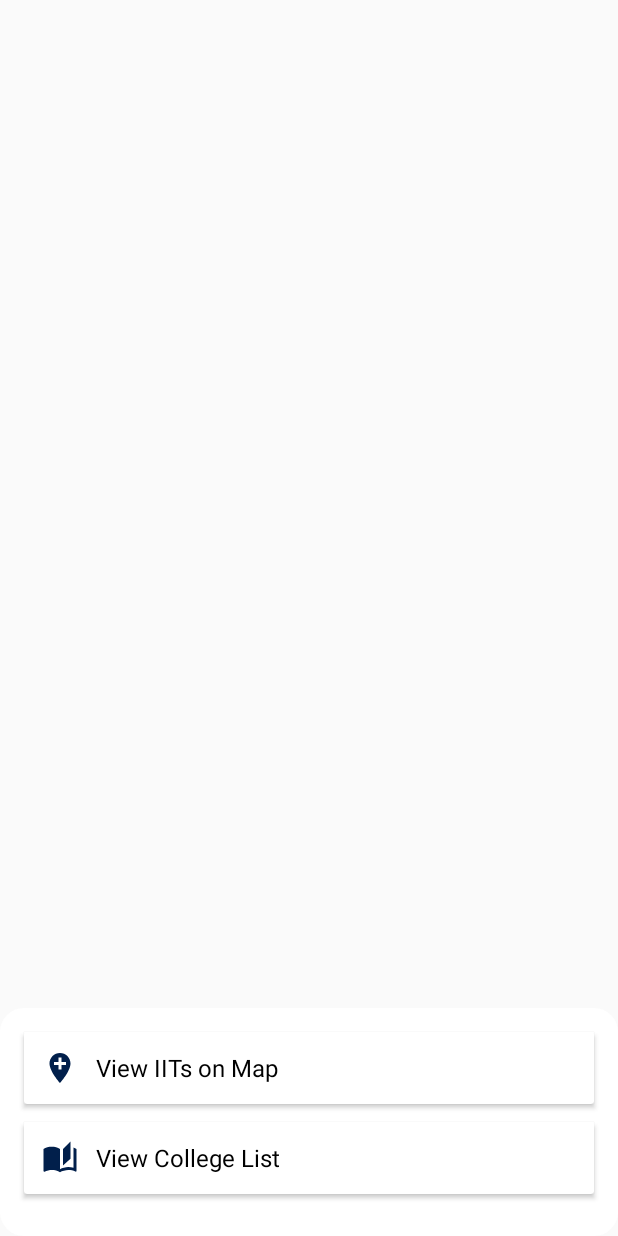
After one commit to Yashrajmotwani/ise_android_project, an Android app built with Jetpack Compose: the layout bottom_sheet_layout.xml on its own in the app's theme, with its tools: preview values and no code run, on a phone screen of 412 x 824 dp. The commit adds this screen. Run offline under Robolectric (Android 15) with nearby library versions, the phone set to English and light mode, and no system bars.

Commit message:
added floating button and maps (tejas) integration

```diff
--- a/app/build.gradle.kts
+++ b/app/build.gradle.kts
@@ -53,6 +53,7 @@
     implementation(libs.material)
     implementation(libs.androidx.activity)
     implementation(libs.androidx.constraintlayout)
+    implementation(libs.play.services.maps)
     testImplementation(libs.junit)
     androidTestImplementation(libs.androidx.junit)
     androidTestImplementation(libs.androidx.espresso.core)
--- /dev/null
+++ b/app/src/main/res/drawable/baseline_add_location_24.xml
@@ -0,0 +1,5 @@
+<vector xmlns:android="http://schemas.android.com/apk/res/android" android:height="24dp" android:tint="#011F4B" android:viewportHeight="24" android:viewportWidth="24" android:width="24dp">
+
+    <path android:fillColor="@android:color/white" android:pathData="M12,2C8.14,2 5,5.14 5,9c0,5.25 7,13 7,13s7,-7.75 7,-13c0,-3.86 -3.14,-7 -7,-7zM16,10h-3v3h-2v-3L8,10L8,8h3L11,5h2v3h3v2z"/>
+
+</vector>
--- /dev/null
+++ b/app/src/main/res/drawable/baseline_college_24.xml
@@ -0,0 +1,5 @@
+<vector xmlns:android="http://schemas.android.com/apk/res/android" android:height="24dp" android:tint="#011F4B" android:viewportHeight="24" android:viewportWidth="24" android:width="24dp">
+
+    <path android:fillColor="@android:color/white" android:pathData="M19,1l-5,5v11l5,-4.5L19,1zM1,6v14.65c0,0.25 0.25,0.5 0.5,0.5 0.1,0 0.15,-0.05 0.25,-0.05C3.1,20.45 5.05,20 6.5,20c1.95,0 4.05,0.4 5.5,1.5L12,6c-1.45,-1.1 -3.55,-1.5 -5.5,-1.5S2.45,4.9 1,6zM23,19.5L23,6c-0.6,-0.45 -1.25,-0.75 -2,-1v13.5c-1.1,-0.35 -2.3,-0.5 -3.5,-0.5 -1.7,0 -4.15,0.65 -5.5,1.5v2c1.35,-0.85 3.8,-1.5 5.5,-1.5 1.65,0 3.35,0.3 4.75,1.05 0.1,0.05 0.15,0.05 0.25,0.05 0.25,0 0.5,-0.25 0.5,-0.5v-1.1z"/>
+
+</vector>
--- /dev/null
+++ b/app/src/main/res/drawable/bottom_sheet_background.xml
@@ -0,0 +1,15 @@
+<?xml version="1.0" encoding="utf-8"?>
+<shape xmlns:android="http://schemas.android.com/apk/res/android">
+    <!-- Set the background color of the BottomSheet -->
+    <solid android:color="#ffffff" />  <!-- White background color for the BottomSheet -->
+
+    <!-- Set the rounded corners of the BottomSheet -->
+    <corners android:radius="16dp" />  <!-- Rounded corners with a radius of 16dp -->
+
+    <!-- Padding inside the BottomSheet -->
+    <padding
+        android:left="16dp"
+        android:top="16dp"
+        android:right="16dp"
+        android:bottom="16dp" />
+</shape>
--- /dev/null
+++ b/app/src/main/res/drawable/floating_b_icon.xml
@@ -0,0 +1,5 @@
+<vector xmlns:android="http://schemas.android.com/apk/res/android" android:height="24dp" android:tint="#FFFFFF" android:viewportHeight="24" android:viewportWidth="24" android:width="24dp">
+
+    <path android:fillColor="@android:color/white" android:pathData="M12,5h-2v6h-6v2h6v6h2v-6h6v-2h-6V5z"/>
+
+</vector>
--- /dev/null
+++ b/app/src/main/res/layout/bottom_sheet_layout.xml
@@ -0,0 +1,77 @@
+<?xml version="1.0" encoding="utf-8"?>
+<LinearLayout xmlns:android="http://schemas.android.com/apk/res/android"
+    android:layout_width="match_parent"
+    android:layout_height="wrap_content"
+    android:orientation="vertical"
+    android:padding="16dp"
+    android:background="@drawable/bottom_sheet_background"
+    android:layout_gravity="bottom"
+    android:clipToPadding="false">
+
+    <androidx.cardview.widget.CardView
+        android:layout_width="match_parent"
+        android:layout_height="wrap_content"
+        android:layout_marginBottom="12dp"
+        android:elevation="4dp"
+        android:radius="8dp"
+        android:clickable="true"
+        android:focusable="true"
+        android:background="?android:attr/selectableItemBackground">
+
+    <LinearLayout
+        android:orientation="horizontal"
+        android:gravity="start|center_vertical"
+        android:padding="12dp"
+        android:layout_width="match_parent"
+        android:layout_height="wrap_content">
+
+        <ImageView
+            android:layout_width="24dp"
+            android:layout_height="24dp"
+            android:src="@drawable/baseline_add_location_24"
+            android:layout_marginEnd="12dp" />
+
+        <TextView
+            android:id="@+id/view_map_option"
+            android:text="View IITs on Map"
+            android:textSize="16sp"
+            android:textColor="#000000"
+            android:layout_width="wrap_content"
+            android:layout_height="wrap_content"/>
+    </LinearLayout>
+    </androidx.cardview.widget.CardView>
+
+
+    <androidx.cardview.widget.CardView
+        android:layout_width="match_parent"
+        android:layout_height="wrap_content"
+        android:layout_marginBottom="12dp"
+        android:elevation="4dp"
+        android:radius="8dp"
+        android:clickable="true"
+        android:focusable="true"
+        android:background="?android:attr/selectableItemBackground">
+
+        <LinearLayout
+            android:orientation="horizontal"
+            android:gravity="start|center_vertical"
+            android:padding="12dp"
+            android:layout_width="match_parent"
+            android:layout_height="wrap_content">
+
+            <ImageView
+                android:layout_width="24dp"
+                android:layout_height="24dp"
+                android:src="@drawable/baseline_college_24"
+                android:layout_marginEnd="12dp"/>
+
+            <TextView
+                android:id="@+id/view_college_list_option"
+                android:text="View College List"
+                android:textSize="16sp"
+                android:textColor="#000000"
+                android:layout_width="wrap_content"
+                android:layout_height="wrap_content"/>
+        </LinearLayout>
+    </androidx.cardview.widget.CardView>
+</LinearLayout>
--- a/app/src/main/res/layout/splash_screen.xml
+++ b/app/src/main/res/layout/splash_screen.xml
@@ -26,9 +26,9 @@
         android:layout_width="wrap_content"
         android:layout_height="wrap_content"
         android:text="IIT Connect"
-        android:textSize="30sp"
-        android:textColor="@android:color/white"
-        android:layout_marginTop="20dp"
+        android:textSize="40sp"
+        android:textColor="#DABD56"
+        android:layout_marginTop="10dp"
         app:layout_constraintTop_toBottomOf="@id/splashBackground"
         app:layout_constraintLeft_toLeftOf="parent"
         app:layout_constraintRight_toRightOf="parent" />
--- a/gradle/libs.versions.toml
+++ b/gradle/libs.versions.toml
@@ -14,6 +14,7 @@
 constraintlayout = "2.2.0"
 recyclerview = "1.2.1"
 cardview = "1.0.0"
+google-play-services = "19.0.0"
 
 
 [libraries]
@@ -37,6 +38,7 @@
 androidx-constraintlayout = { group = "androidx.constraintlayout", name = "constraintlayout", version.ref = "constraintlayout" }
 androidx-recyclerview = { module = "androidx.recyclerview:recyclerview", version.ref = "recyclerview" }
 androidx-cardview = { module = "androidx.cardview:cardview", version.ref = "cardview" }
+play-services-maps = { module = "com.google.android.gms:play-services-maps", version.ref = "google-play-services" }
 
 
 [plugins]
```
Also changed, not shown: app/src/main/AndroidManifest.xml (+19 -2 lines), app/src/main/java/com/ourapp/ise_app_dev/CollegeListActivity.kt (added, +20 -0 lines), app/src/main/java/com/ourapp/ise_app_dev/MainActivity.kt (+28 -0 lines), app/src/main/java/com/ourapp/ise_app_dev/MapActivity.kt (added, +69 -0 lines), app/src/main/res/layout/activity_college_list.xml (added, +10 -0 lines), app/src/main/res/layout/activity_main.xml (+11 -0 lines), app/src/main/res/layout/activity_map.xml (added, +20 -0 lines), 1 other file.
